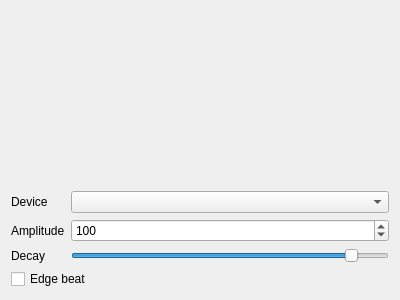
Before: the Qt Designer form Effects/AudioStar/AudioStar.ui in DLdota/OpenRGBEffectsPlugin, drawn with Qt 5.
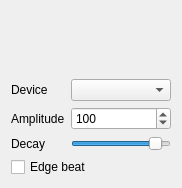
After: the same form once the commit is applied.

Commit message: Review audio effects combobox size

Diff of the .ui file:
```diff
--- a/Effects/AudioStar/AudioStar.ui
+++ b/Effects/AudioStar/AudioStar.ui
@@ -6,8 +6,8 @@
    <rect>
     <x>0</x>
     <y>0</y>
-    <width>400</width>
-    <height>300</height>
+    <width>182</width>
+    <height>188</height>
    </rect>
   </property>
   <property name="windowTitle">
@@ -22,7 +22,17 @@
     </widget>
    </item>
    <item row="1" column="1">
-    <widget class="QComboBox" name="devices"/>
+    <widget class="QComboBox" name="devices">
+     <property name="sizePolicy">
+      <sizepolicy hsizetype="Ignored" vsizetype="Fixed">
+       <horstretch>0</horstretch>
+       <verstretch>0</verstretch>
+      </sizepolicy>
+     </property>
+     <property name="sizeAdjustPolicy">
+      <enum>QComboBox::AdjustToContents</enum>
+     </property>
+    </widget>
    </item>
    <item row="2" column="1">
     <widget class="QSpinBox" name="amplitude">
```
The commit also changes 5 other files.
